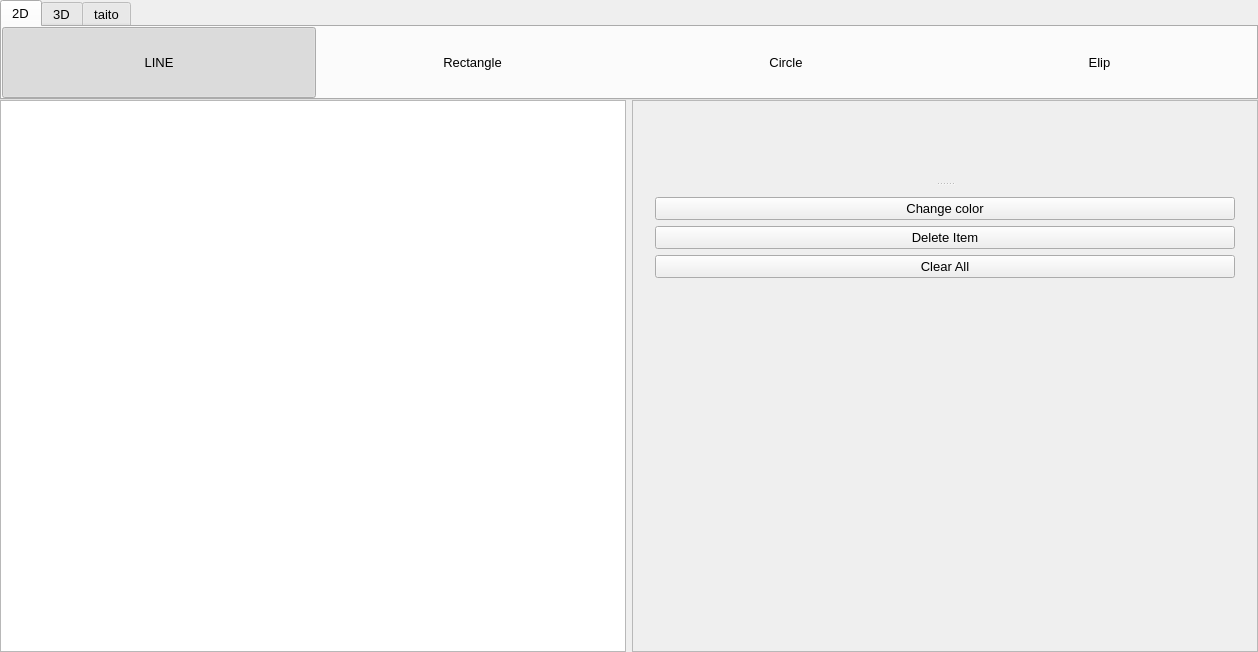
First picture: the form in window.ui, repository giahuyng98/computer-graphics, before the edit.
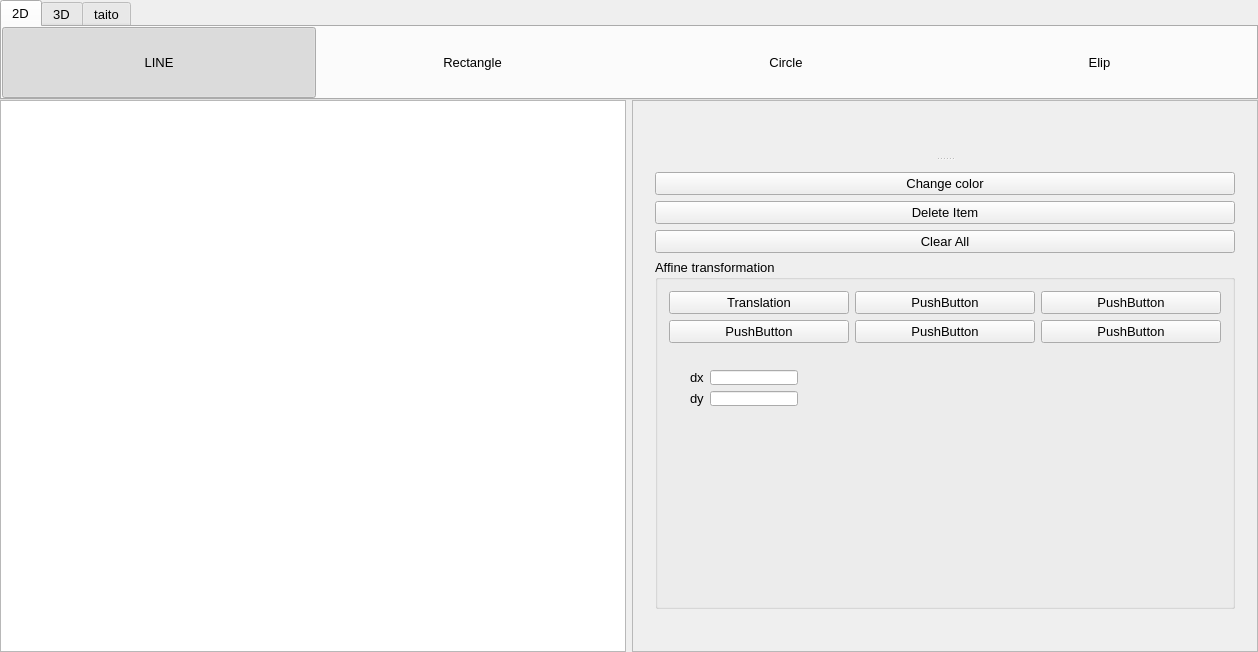
Second picture: the form after the edit. The open tabs and pages were chosen to show the change.

Patch:
```diff
--- a/window.ui
+++ b/window.ui
@@ -342,15 +342,116 @@
                </property>
               </widget>
              </item>
+             <item>
+              <widget class="QGroupBox" name="groupBox">
+               <property name="title">
+                <string>Affine transformation</string>
+               </property>
+               <layout class="QVBoxLayout" name="verticalLayout_4">
+                <item>
+                 <layout class="QGridLayout" name="gridLayout">
+                  <item row="0" column="0">
+                   <widget class="QPushButton" name="translateBtn">
+                    <property name="text">
+                     <string>Translation</string>
+                    </property>
+                   </widget>
+                  </item>
+                  <item row="0" column="1">
+                   <widget class="QPushButton" name="pushButton_2">
+                    <property name="text">
+                     <string>PushButton</string>
+                    </property>
+                   </widget>
+                  </item>
+                  <item row="0" column="2">
+                   <widget class="QPushButton" name="pushButton">
+                    <property name="text">
+                     <string>PushButton</string>
+                    </property>
+                   </widget>
+                  </item>
+                  <item row="1" column="0">
+                   <widget class="QPushButton" name="pushButton_4">
+                    <property name="text">
+                     <string>PushButton</string>
+                    </property>
+                   </widget>
+                  </item>
+                  <item row="1" column="1">
+                   <widget class="QPushButton" name="pushButton_5">
+                    <property name="text">
+                     <string>PushButton</string>
+                    </property>
+                   </widget>
+                  </item>
+                  <item row="1" column="2">
+                   <widget class="QPushButton" name="pushButton_6">
+                    <property name="text">
+                     <string>PushButton</string>
+                    </property>
+                   </widget>
+                  </item>
+                 </layout>
+                </item>
+                <item>
+                 <widget class="QWidget" name="widget" native="true">
+                  <widget class="QWidget" name="">
+                   <property name="geometry">
+                    <rect>
+                     <x>10</x>
+                     <y>10</y>
+                     <width>130</width>
+                     <height>58</height>
+                    </rect>
+                   </property>
+                   <layout class="QGridLayout" name="gridLayout_2">
+                    <item row="0" column="0">
+                     <widget class="QLabel" name="label">
+                      <property name="text">
+                       <string>dx</string>
+                      </property>
+                     </widget>
+                    </item>
+                    <item row="0" column="1">
+                     <widget class="QLineEdit" name="dxTranslate">
+                      <property name="inputMask">
+                       <string/>
+                      </property>
+                      <property name="placeholderText">
+                       <string/>
+                      </property>
+                     </widget>
+                    </item>
+                    <item row="1" column="0">
+                     <widget class="QLabel" name="label_2">
+                      <property name="text">
+                       <string>dy</string>
+                      </property>
+                     </widget>
+                    </item>
+                    <item row="1" column="1">
+                     <widget class="QLineEdit" name="dyTranslate"/>
+                    </item>
+                   </layout>
+                  </widget>
+                 </widget>
+                </item>
+               </layout>
+              </widget>
+             </item>
              <item>
               <spacer name="verticalSpacer">
                <property name="orientation">
                 <enum>Qt::Vertical</enum>
                </property>
+               <property name="sizeType">
+                <enum>QSizePolicy::Minimum</enum>
+               </property>
                <property name="sizeHint" stdset="0">
                 <size>
                  <width>20</width>
-                 <height>40</height>
+                 <height>20</height>
                 </size>
                </property>
               </spacer>
```
Left out of the diff: 2 changed lines with no effect on the pictures.
